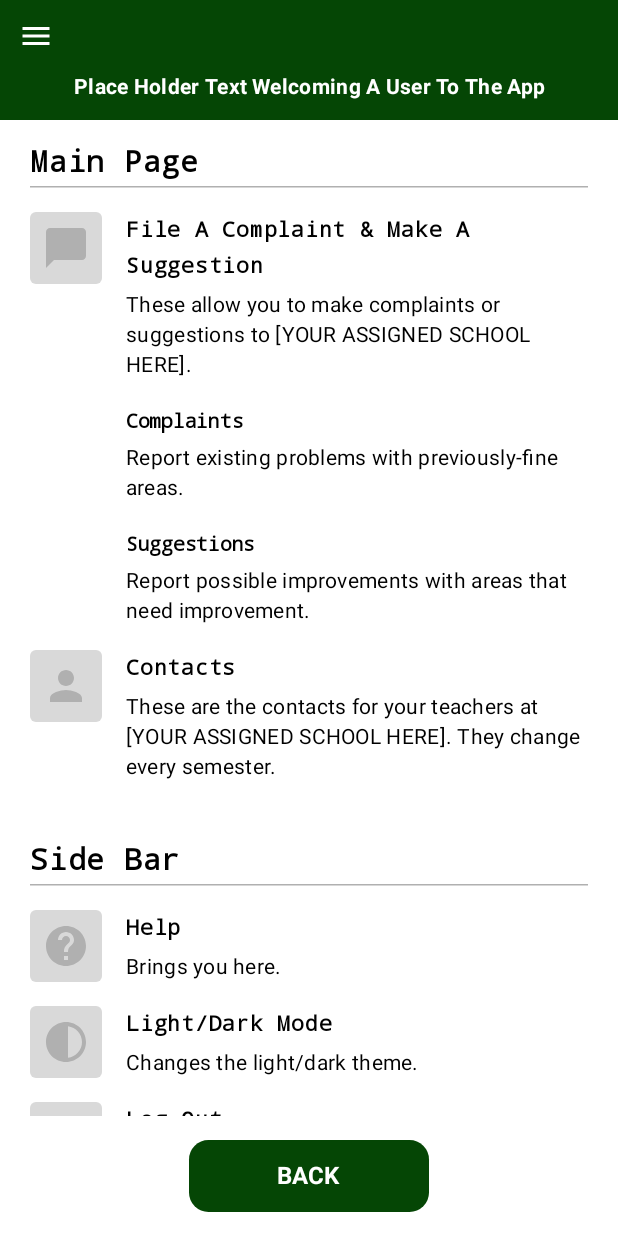
After one commit to Esaeon/GrievanceApp, an Android app built with Jetpack Compose: the HelpScreen screen opened through its navigation route, on a phone screen of 412 x 824 dp. The commit adds this screen. Run offline under Robolectric (Android 15) with nearby library versions, the phone set to English and light mode, and no system bars.

Commit message:
Added help screen with options detailing what does what.

```diff
--- /dev/null
+++ b/app/src/main/java/com/example/grievanceapp/ui/modules/HelpEntry.kt
@@ -0,0 +1,138 @@
+package com.example.grievanceapp.ui.modules
+
+import android.content.res.Configuration
+import androidx.compose.foundation.layout.Arrangement
+import androidx.compose.foundation.layout.Box
+import androidx.compose.foundation.layout.Column
+import androidx.compose.foundation.layout.Row
+import androidx.compose.foundation.layout.Spacer
+import androidx.compose.foundation.layout.fillMaxWidth
+import androidx.compose.foundation.layout.height
+import androidx.compose.foundation.layout.padding
+import androidx.compose.foundation.layout.size
+import androidx.compose.foundation.layout.width
+import androidx.compose.foundation.shape.RoundedCornerShape
+import androidx.compose.material.icons.Icons
+import androidx.compose.material.icons.filled.ChatBubble
+import androidx.compose.material3.HorizontalDivider
+import androidx.compose.material3.Icon
+import androidx.compose.material3.MaterialTheme
+import androidx.compose.material3.Surface
+import androidx.compose.material3.Text
+import androidx.compose.runtime.Composable
+import androidx.compose.ui.Alignment
+import androidx.compose.ui.Modifier
+import androidx.compose.ui.graphics.vector.ImageVector
+import androidx.compose.ui.text.font.FontFamily
+import androidx.compose.ui.text.font.FontWeight
+import androidx.compose.ui.tooling.preview.Preview
+import androidx.compose.ui.unit.dp
+import androidx.compose.ui.unit.sp
+import com.example.grievanceapp.ui.theme.GrievanceAppTheme
+
+@Composable
+fun HelpSectionHeader(text: String, modifier: Modifier = Modifier) {
+    Column(modifier = modifier.fillMaxWidth()) {
+        Text(
+            text = text,
+            fontFamily = FontFamily.Monospace,
+            fontWeight = FontWeight.Bold,
+            fontSize = 20.sp,
+            color = MaterialTheme.colorScheme.onBackground
+        )
+        Spacer(Modifier.height(4.dp))
+        HorizontalDivider(color = MaterialTheme.colorScheme.outlineVariant)
+    }
+}
+
+@Composable
+fun HelpEntry(
+    title: String,
+    description: String,
+    modifier: Modifier = Modifier,
+    icon: ImageVector? = null
+) {
+    Row(
+        verticalAlignment = Alignment.Top,
+        modifier = modifier.fillMaxWidth()
+    ) {
+        if (icon != null) {
+            Surface(
+                shape = RoundedCornerShape(4.dp),
+                color = MaterialTheme.colorScheme.surfaceVariant,
+                modifier = Modifier.size(48.dp)
+            ) {
+                Box(contentAlignment = Alignment.Center) {
+                    Icon(
+                        imageVector = icon,
+                        contentDescription = null, // decorative, the title names the entry
+                        tint = MaterialTheme.colorScheme.outlineVariant,
+                        modifier = Modifier.size(32.dp)
+                    )
+                }
+            }
+            Spacer(Modifier.width(16.dp))
+        }
+        Column(modifier = Modifier.weight(1f)) {
+            Text(
+                text = title,
+                fontFamily = FontFamily.Monospace,
+                fontWeight = FontWeight.Bold,
+                fontSize = 14.sp,
+                color = MaterialTheme.colorScheme.onBackground
+            )
+            Spacer(Modifier.height(4.dp))
+            Text(
+                text = description,
+                style = MaterialTheme.typography.bodyMedium,
+                color = MaterialTheme.colorScheme.onBackground
+            )
+        }
+    }
+}
+
+// Indented so it lines up under the text of the entry above it (48dp icon + 16dp gap)
+@Composable
+fun HelpTerm(
+    term: String,
+    meaning: String,
+    modifier: Modifier = Modifier
+) {
+    Column(modifier = modifier.fillMaxWidth().padding(start = 64.dp)) {
+        Text(
+            text = term,
+            fontFamily = FontFamily.Monospace,
+            fontWeight = FontWeight.Bold,
+            fontSize = 13.sp,
+            color = MaterialTheme.colorScheme.onBackground
+        )
+        Spacer(Modifier.height(2.dp))
+        Text(
+            text = meaning,
+            style = MaterialTheme.typography.bodyMedium,
+            color = MaterialTheme.colorScheme.onBackground
+        )
+    }
+}
+
+@Preview(showBackground = true)
+@Preview(showBackground = true, uiMode = Configuration.UI_MODE_NIGHT_YES)
+@Composable
+fun HelpEntryPreview() {
+    GrievanceAppTheme {
+        Surface {
+            Column(
+                verticalArrangement = Arrangement.spacedBy(16.dp),
+                modifier = Modifier.padding(16.dp)
+            ) {
+                HelpSectionHeader("Main Page")
+                HelpEntry(
+                    title = "File A Complaint",
+                    description = "Sample description text.",
+                    icon = Icons.Filled.ChatBubble
+                )
+                HelpTerm("Complaints", "Sample definition text.")
+            }
+        }
+    }
+}
--- a/app/src/main/java/com/example/grievanceapp/ui/navigation/AppNavHost.kt
+++ b/app/src/main/java/com/example/grievanceapp/ui/navigation/AppNavHost.kt
@@ -21,6 +21,7 @@ import com.example.grievanceapp.ui.screens.SuggestionScreen
 import com.example.grievanceapp.ui.screens.ThemeSelectionScreen
 import com.example.grievanceapp.ui.screens.placeholderContacts
 import com.example.grievanceapp.ui.theme.ThemeMode
+import com.example.grievanceapp.ui.screens.HelpScreen
 
 object Routes {
     const val LOGIN = "login"
@@ -29,6 +30,7 @@ object Routes {
     const val SUGGESTION = "suggestion"
     const val CONTACTS = "contacts"
     const val THEME_SELECTION = "theme_selection"
+    const val HELP = "help"
 }
 
 @Composable
@@ -47,6 +49,10 @@ fun AppNavHost(
 
     val openLightDark = { showThemeDialog = true }
     val openThemeSelection = { navController.navigate(Routes.THEME_SELECTION) }
+    // launchSingleTop stops repeated taps from stacking several Help screens
+    val openHelp = {
+        navController.navigate(Routes.HELP) { launchSingleTop = true }
+    }
     val logOut: () -> Unit = {
         role = null
         navController.navigate(Routes.LOGIN) {
@@ -78,7 +84,7 @@ fun AppNavHost(
                 onFileComplaint = { navController.navigate(Routes.COMPLAINT) },
                 onMakeSuggestion = { navController.navigate(Routes.SUGGESTION) },
                 onContacts = { navController.navigate(Routes.CONTACTS) },
-                onHelp = {},
+                onHelp = openHelp,
                 onLightDarkClick = openLightDark,
                 onThemeSelectionClick = { openThemeSelection() },
                 onLogOut = logOut,
@@ -125,6 +131,16 @@ fun AppNavHost(
                 }
             )
         }
+        composable(Routes.HELP) {
+            HelpScreen(
+                onBack = { navController.popBackStack() },
+                onHelp = {}, // already on this screen, the drawer just closes
+                onLightDarkClick = openLightDark,
+                onThemeSelectionClick = { openThemeSelection() },
+                onLogOut = logOut,
+                isAdmin = isAdmin
+            )
+        }
     }
 
     if (showThemeDialog) {
--- /dev/null
+++ b/app/src/main/java/com/example/grievanceapp/ui/screens/HelpScreen.kt
@@ -0,0 +1,139 @@
+package com.example.grievanceapp.ui.screens
+
+import android.content.res.Configuration
+import androidx.compose.foundation.layout.Arrangement
+import androidx.compose.foundation.layout.Column
+import androidx.compose.foundation.layout.Spacer
+import androidx.compose.foundation.layout.fillMaxWidth
+import androidx.compose.foundation.layout.height
+import androidx.compose.foundation.layout.padding
+import androidx.compose.foundation.layout.width
+import androidx.compose.foundation.rememberScrollState
+import androidx.compose.foundation.verticalScroll
+import androidx.compose.material.icons.Icons
+import androidx.compose.material.icons.automirrored.filled.Help
+import androidx.compose.material.icons.automirrored.filled.Logout
+import androidx.compose.material.icons.filled.ChatBubble
+import androidx.compose.material.icons.filled.Colorize
+import androidx.compose.material.icons.filled.Contrast
+import androidx.compose.material.icons.filled.Person
+import androidx.compose.runtime.Composable
+import androidx.compose.ui.Alignment
+import androidx.compose.ui.Modifier
+import androidx.compose.ui.tooling.preview.Preview
+import androidx.compose.ui.unit.dp
+import com.example.grievanceapp.ui.modules.AppFrame
+import com.example.grievanceapp.ui.modules.BackButton
+import com.example.grievanceapp.ui.modules.HelpEntry
+import com.example.grievanceapp.ui.modules.HelpSectionHeader
+import com.example.grievanceapp.ui.modules.HelpTerm
+import com.example.grievanceapp.ui.theme.GrievanceAppTheme
+
+@Composable
+fun HelpScreen(
+    onBack: () -> Unit,
+    onHelp: () -> Unit,
+    onLightDarkClick: () -> Unit,
+    onThemeSelectionClick: () -> Unit,
+    onLogOut: () -> Unit,
+    isAdmin: Boolean,
+    modifier: Modifier = Modifier,
+    schoolName: String = "[YOUR ASSIGNED SCHOOL HERE]"
+) {
+    AppFrame(
+        onHelp = onHelp,
+        onLightDarkClick = onLightDarkClick,
+        onThemeSelectionClick = onThemeSelectionClick,
+        onLogOut = onLogOut,
+        isAdmin = isAdmin,
+        modifier = modifier
+    ) {
+        Column(
+            verticalArrangement = Arrangement.spacedBy(16.dp),
+            modifier = Modifier
+                .fillMaxWidth()
+                .weight(1f)
+                .verticalScroll(rememberScrollState())
+                .padding(horizontal = 20.dp, vertical = 16.dp)
+        ) {
+            HelpSectionHeader("Main Page")
+
+            HelpEntry(
+                title = "File A Complaint & Make A Suggestion",
+                description = "These allow you to make complaints or suggestions to $schoolName.",
+                icon = Icons.Filled.ChatBubble
+            )
+            HelpTerm(
+                term = "Complaints",
+                meaning = "Report existing problems with previously-fine areas."
+            )
+            HelpTerm(
+                term = "Suggestions",
+                meaning = "Report possible improvements with areas that need improvement."
+            )
+
+            HelpEntry(
+                title = "Contacts",
+                description = "These are the contacts for your teachers at $schoolName. " +
+                        "They change every semester.",
+                icon = Icons.Filled.Person
+            )
+
+            Spacer(Modifier.height(8.dp))
+            HelpSectionHeader("Side Bar")
+
+            HelpEntry(
+                title = "Help",
+                description = "Brings you here.",
+                icon = Icons.AutoMirrored.Filled.Help
+            )
+            HelpEntry(
+                title = "Light/Dark Mode",
+                description = "Changes the light/dark theme.",
+                icon = Icons.Filled.Contrast
+            )
+            if (isAdmin) {
+                HelpEntry(
+                    title = "Theme Selection",
+                    description = "Allows you to change the theme of the school within the database.",
+                    icon = Icons.Filled.Colorize
+                )
+            }
+            HelpEntry(
+                title = "Log Out",
+                description = "Logs you out of your current account.",
+                icon = Icons.AutoMirrored.Filled.Logout
+            )
+        }
+
+        BackButton(
+            onClick = onBack,
+            modifier = Modifier
+                .align(Alignment.CenterHorizontally)
+                .width(160.dp)
+                .padding(vertical = 16.dp)
+        )
+    }
+}
+
+@Preview(showBackground = true, widthDp = 360, heightDp = 780)
+@Preview(
+    showBackground = true,
+    widthDp = 360,
+    heightDp = 780,
+    uiMode = Configuration.UI_MODE_NIGHT_YES
+)
+@Composable
+fun HelpScreenAdminPreview() {
+    GrievanceAppTheme {
+        HelpScreen({}, {}, {}, {}, {}, isAdmin = true)
+    }
+}
+
+@Preview(showBackground = true, widthDp = 360, heightDp = 780)
+@Composable
+fun HelpScreenStudentPreview() {
+    GrievanceAppTheme {
+        HelpScreen({}, {}, {}, {}, {}, isAdmin = false)
+    }
+}
```
